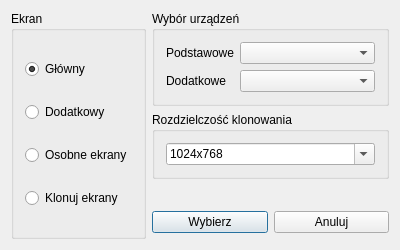
Old version of the form mainwindow.ui in the repository Kuszki/X11-Display-Switcher.
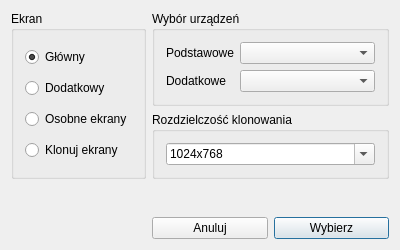
New version of the form. Icons and pictures are not drawn.

Diff of the .ui file:
```diff
--- a/mainwindow.ui
+++ b/mainwindow.ui
@@ -30,8 +30,8 @@
     <normaloff/>
    </iconset>
   </property>
-  <layout class="QGridLayout" name="layoutMain">
-   <item row="0" column="0" rowspan="5">
+  <layout class="QGridLayout" name="gridLayout">
+   <item row="0" column="0" rowspan="2">
     <widget class="QGroupBox" name="groupSetup">
      <property name="title">
       <string>Ekran</string>
@@ -71,23 +71,6 @@
      </layout>
     </widget>
    </item>
-   <item row="3" column="2">
-    <widget class="QPushButton" name="Cancel">
-     <property name="text">
-      <string>Anuluj</string>
-     </property>
-     <property name="autoDefault">
-      <bool>false</bool>
-     </property>
-    </widget>
-   </item>
-   <item row="3" column="1">
-    <widget class="QPushButton" name="Save">
-     <property name="text">
-      <string>Wybierz</string>
-     </property>
-    </widget>
-   </item>
    <item row="0" column="1" colspan="2">
     <widget class="QGroupBox" name="groupDevice">
      <property name="title">
@@ -151,7 +134,24 @@
      </layout>
     </widget>
    </item>
-   <item row="2" column="1" colspan="2">
+   <item row="3" column="1">
+    <widget class="QPushButton" name="Cancel">
+     <property name="text">
+      <string>Anuluj</string>
+     </property>
+     <property name="autoDefault">
+      <bool>false</bool>
+     </property>
+    </widget>
+   </item>
+   <item row="3" column="2">
+    <widget class="QPushButton" name="Save">
+     <property name="text">
+      <string>Wybierz</string>
+     </property>
+    </widget>
+   </item>
+   <item row="2" column="0" colspan="3">
     <spacer name="verticalSpacer">
      <property name="orientation">
       <enum>Qt::Vertical</enum>
```
